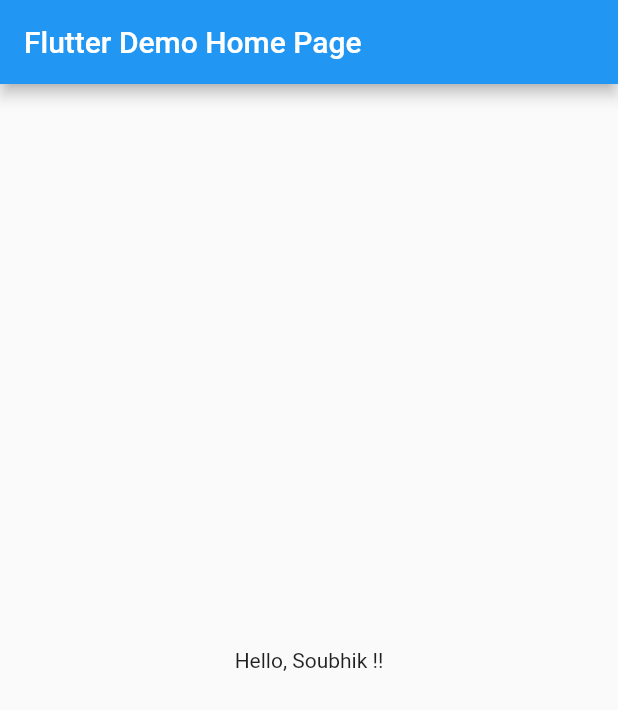
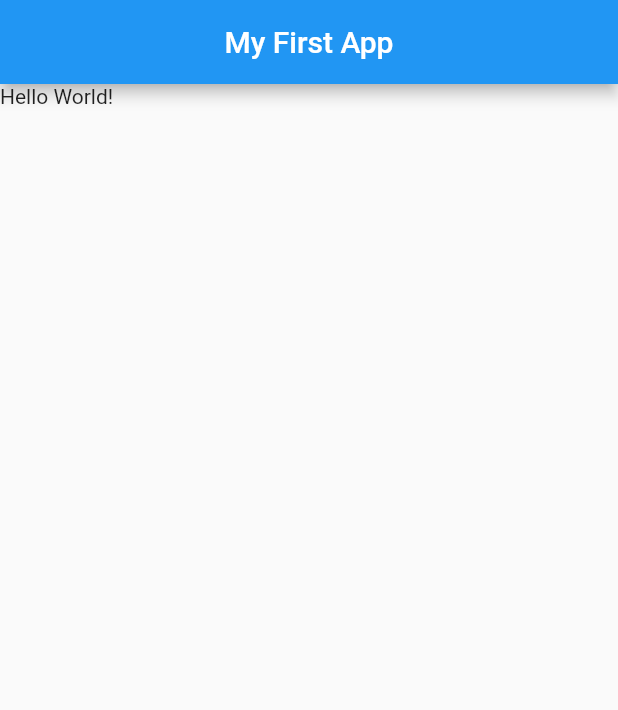
Before and after one commit to zakhaev26/flutter_app, a Flutter app: the screen it shows after launch, on a phone screen of 412 x 824 dp. Shown: the top 710 px of the screen. Run offline on Flutter 3.47's test engine with Material 2 defaults, Android fonts, the phone set to English and light mode, and no system bars.

Commit message:
appbar and body text

```diff
--- /dev/null
+++ b/lib/home_view.dart
@@ -0,0 +1,18 @@
+import 'package:flutter/material.dart';
+
+class HomeView extends StatelessWidget {
+  const HomeView({super.key});
+
+  @override
+  Widget build(BuildContext context) {
+    return Scaffold(
+      appBar: AppBar(
+        title: Text("My First App"),
+        centerTitle: true,
+      ),
+      body: Text("Hello World!"),
+    );
+  }
+}
+
+//the ios,android,web,windows are set of rules which defined the native code as a result of dart
--- a/lib/main.dart
+++ b/lib/main.dart
@@ -1,42 +1,24 @@
+import 'package:first_flutter_project/home_view.dart';
 import 'package:flutter/material.dart';
 
-void main() => runApp(MyApp());
+//material.dart is the most important import of the project
+//
+void main() {
+  runApp(const MyApp());
+}
 
+//Flutter Stateless Widget (stl..)
 class MyApp extends StatelessWidget {
-  const MyApp({super.key});
-  // This widget is the root of your application.
+  //widgets are small puzzles,small pieces which make up the app
+  //once built,you cannot change : stateless
+  //Stateful : consists of data
+  //
+  const MyApp({Key? key}) : super(key: key);
+
   @override
   Widget build(BuildContext context) {
     return MaterialApp(
-      // Application name
-      title: 'Flutter Hello World',
-      // Application theme data, you can set the colors for the application as
-      // you want
-      theme: ThemeData(
-        primarySwatch: Colors.blue,
-      ),
-      // A widget which will be started on application startup
-      home: MyHomePage(title: 'Flutter Demo Home Page'),
+      home: HomeView(),
     );
   }
 }
-
-class MyHomePage extends StatelessWidget {
-  final String title;
-  const MyHomePage({super.key, required this.title});
-
-  @override
-  Widget build(BuildContext context) {
-    return Scaffold(
-      appBar: AppBar(
-        // The title text which will be shown on the action bar
-        title: Text(title),
-      ),
-      body: Center(
-        child: Text(
-          'Hello, Soubhik !!',
-        ),
-      ),
-    );
-  }
-}
```
